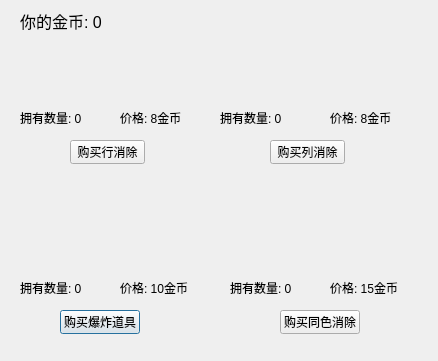
Nahjs/Bejeweled, file propshop.ui: the form before one commit.
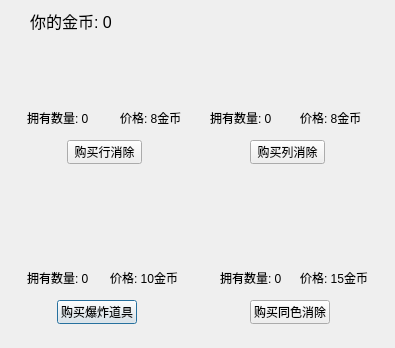
The form after the commit. Icons and pictures are not drawn.

Commit message: 游戏界面微调

```diff
--- a/propshop.ui
+++ b/propshop.ui
@@ -6,8 +6,8 @@
    <rect>
     <x>0</x>
     <y>0</y>
-    <width>438</width>
-    <height>361</height>
+    <width>395</width>
+    <height>348</height>
    </rect>
   </property>
   <property name="windowTitle">
@@ -16,7 +16,7 @@
   <widget class="QLabel" name="label_coins">
    <property name="geometry">
     <rect>
-     <x>20</x>
+     <x>30</x>
      <y>10</y>
      <width>111</width>
      <height>21</height>
@@ -34,8 +34,8 @@
   <widget class="QPushButton" name="btn_buyBoom">
    <property name="geometry">
     <rect>
-     <x>60</x>
-     <y>310</y>
+     <x>57</x>
+     <y>300</y>
      <width>80</width>
      <height>24</height>
     </rect>
@@ -47,8 +47,8 @@
   <widget class="QLabel" name="label_boom_price">
    <property name="geometry">
     <rect>
-     <x>120</x>
-     <y>280</y>
+     <x>110</x>
+     <y>270</y>
      <width>69</width>
      <height>16</height>
     </rect>
@@ -60,8 +60,8 @@
   <widget class="QLabel" name="label_boom_count">
    <property name="geometry">
     <rect>
-     <x>20</x>
-     <y>280</y>
+     <x>27</x>
+     <y>270</y>
      <width>81</width>
      <height>16</height>
     </rect>
@@ -73,7 +73,7 @@
   <widget class="QPushButton" name="btn_buyRow">
    <property name="geometry">
     <rect>
-     <x>70</x>
+     <x>67</x>
      <y>140</y>
      <width>75</width>
      <height>24</height>
@@ -99,7 +99,7 @@
   <widget class="QLabel" name="label_row_count">
    <property name="geometry">
     <rect>
-     <x>20</x>
+     <x>27</x>
      <y>110</y>
      <width>81</width>
      <height>16</height>
@@ -112,7 +112,7 @@
   <widget class="QPushButton" name="btn_buyCol">
    <property name="geometry">
     <rect>
-     <x>270</x>
+     <x>250</x>
      <y>140</y>
      <width>75</width>
      <height>24</height>
@@ -125,7 +125,7 @@
   <widget class="QLabel" name="label_col_price">
    <property name="geometry">
     <rect>
-     <x>330</x>
+     <x>300</x>
      <y>110</y>
      <width>62</width>
      <height>16</height>
@@ -138,7 +138,7 @@
   <widget class="QLabel" name="label_col_count">
    <property name="geometry">
     <rect>
-     <x>220</x>
+     <x>210</x>
      <y>110</y>
      <width>81</width>
      <height>16</height>
@@ -151,8 +151,8 @@
   <widget class="QPushButton" name="btn_buyColor">
    <property name="geometry">
     <rect>
-     <x>280</x>
-     <y>310</y>
+     <x>250</x>
+     <y>300</y>
      <width>80</width>
      <height>24</height>
     </rect>
@@ -164,8 +164,8 @@
   <widget class="QLabel" name="label_color_price">
    <property name="geometry">
     <rect>
-     <x>330</x>
-     <y>280</y>
+     <x>300</x>
+     <y>270</y>
      <width>69</width>
      <height>16</height>
     </rect>
@@ -177,8 +177,8 @@
   <widget class="QLabel" name="label_color_count">
    <property name="geometry">
     <rect>
-     <x>230</x>
-     <y>280</y>
+     <x>220</x>
+     <y>270</y>
      <width>81</width>
      <height>16</height>
     </rect>
```
Left out of the diff: 76 changed lines with no effect on the pictures.
